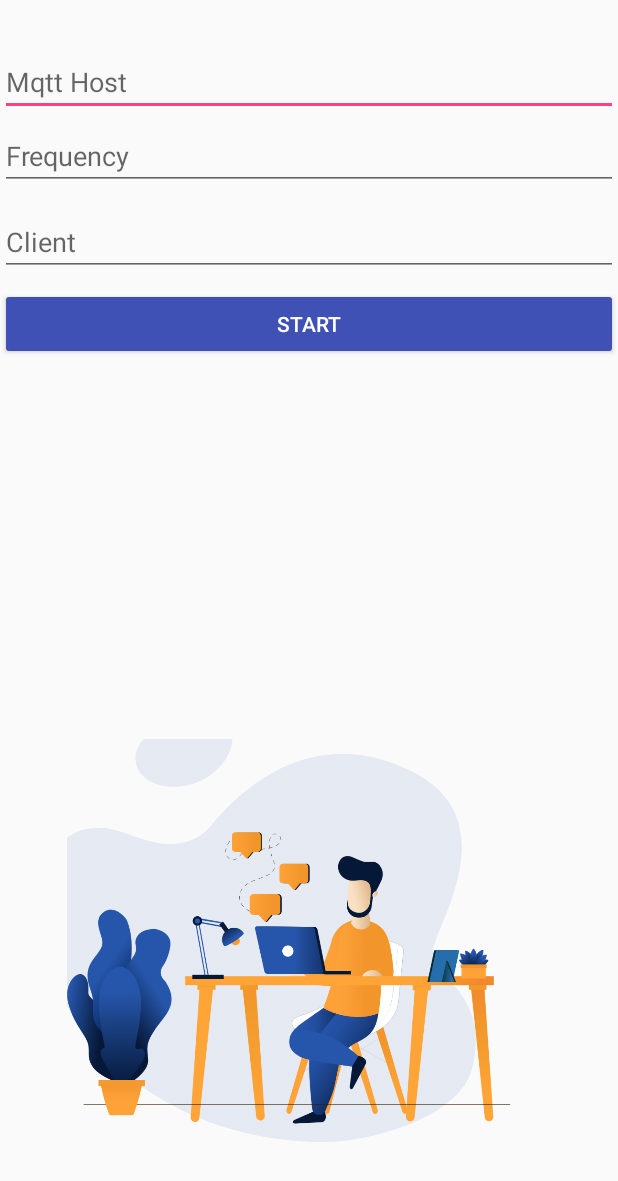
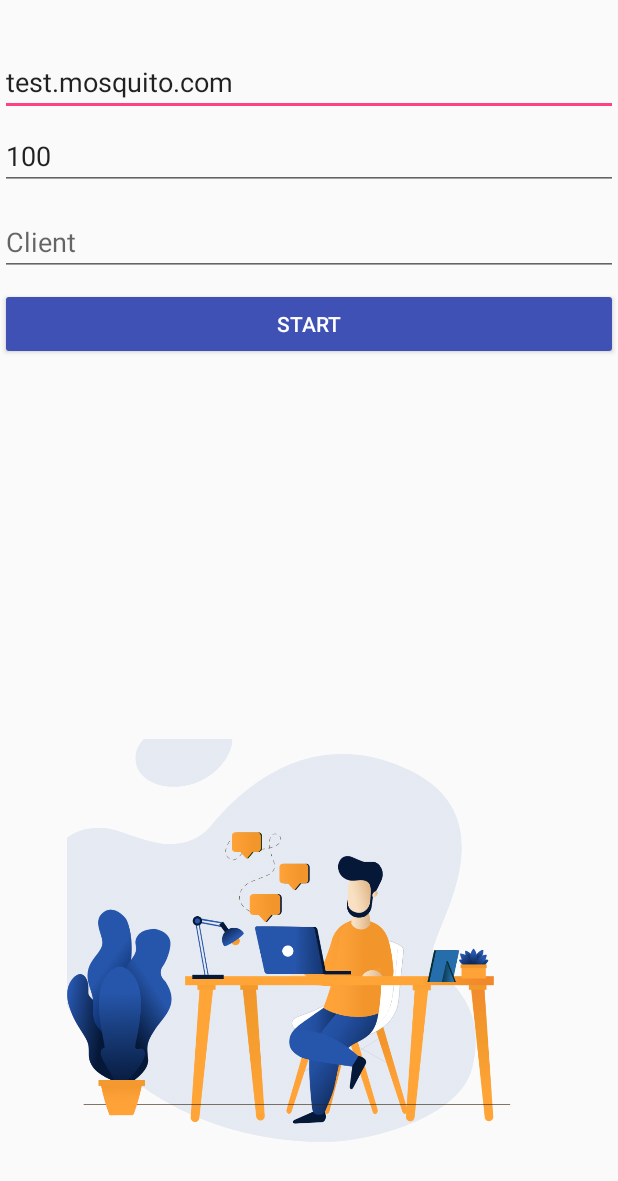
Before and after one commit to soorajshankar/DigitalTwin-Android, an Android app: the layout activity_login.xml on its own in the app's theme, with its tools: preview values and no code run, on a phone screen of 412 x 824 dp. Shown: the top 1181 px of the screen. Run offline under Robolectric (Android 15) with nearby library versions, the phone set to English and light mode, and no system bars.

Commit message:
mqtt connection and call back

```diff
--- a/app/src/main/res/layout/activity_login.xml
+++ b/app/src/main/res/layout/activity_login.xml
@@ -24,6 +24,7 @@
                 android:ems="10"
                 android:inputType="textPersonName"
                 android:hint="Mqtt Host"
+                android:text="test.mosquito.com"
                 app:layout_constraintTop_toTopOf="parent"
                 tools:layout_editor_absoluteX="8dp" />
 
@@ -35,6 +36,7 @@
                 android:layout_marginTop="4dp"
                 android:ems="10"
                 android:inputType="number"
+                android:text="100"
                 android:hint="Frequency"
                 app:layout_constraintBottom_toTopOf="@+id/imageView"
                 app:layout_constraintTop_toBottomOf="@+id/editText2"
```
